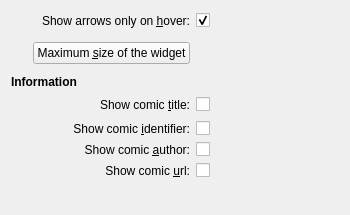
KDE/kdeplasma-addons, file applets/comic/appearanceSettings.ui: the form before one commit.
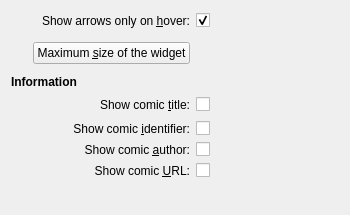
The form after the commit.

Commit message: Typographical and grammar corrections

The edit to the form file:
```diff
--- a/applets/comic/appearanceSettings.ui
+++ b/applets/comic/appearanceSettings.ui
@@ -114,7 +114,7 @@
    <item row="11" column="1" colspan="2">
     <widget class="QLabel" name="label_8">
      <property name="text">
-      <string>Show comic &amp;url:</string>
+      <string>Show comic &amp;URL:</string>
      </property>
      <property name="alignment">
       <set>Qt::AlignRight|Qt::AlignTrailing|Qt::AlignVCenter</set>
```
